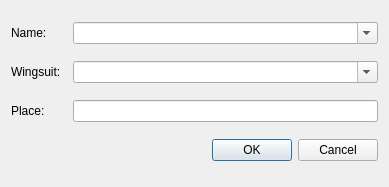
Old version of the form src/getuserdialog.ui in the repository flysight/flysight-viewer-qt.
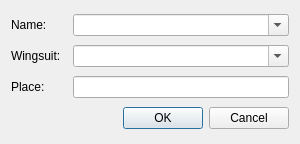
New version of the form.

Commit message: Some more sanity checks

The edit to the form file:
```diff
--- a/src/getuserdialog.ui
+++ b/src/getuserdialog.ui
@@ -6,10 +6,16 @@
    <rect>
     <x>0</x>
     <y>0</y>
-    <width>389</width>
-    <height>187</height>
+    <width>300</width>
+    <height>144</height>
    </rect>
   </property>
+  <property name="minimumSize">
+   <size>
+    <width>300</width>
+    <height>0</height>
+   </size>
+  </property>
   <property name="windowTitle">
    <string>User Data</string>
   </property>
```
The commit also changes 1 other file.
